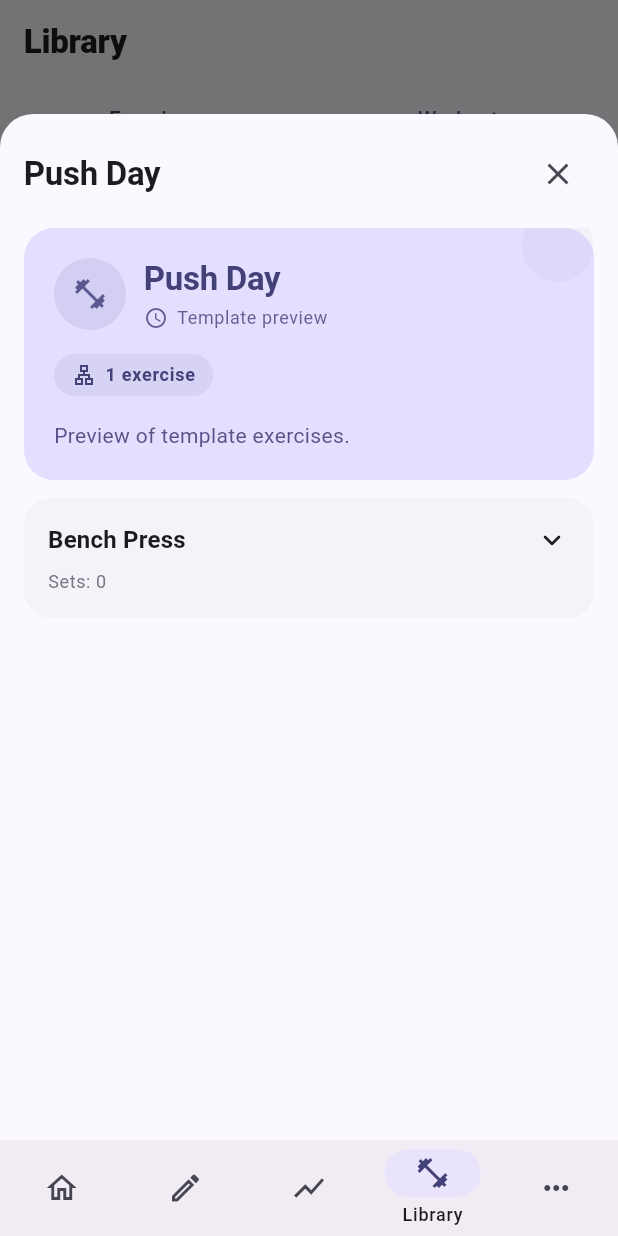
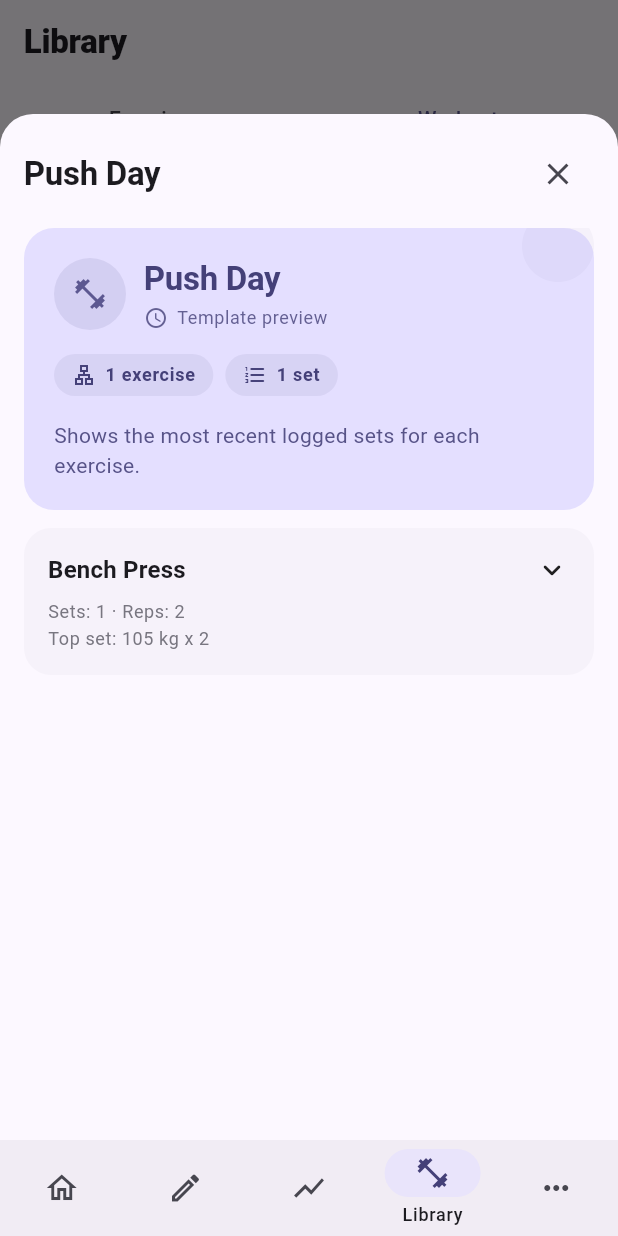
Before and after one commit to OriolHinojo/gym_tracker, a Flutter app: the LibraryScreen screen opened by its route, tab 2 chosen, after a tap on the "visibility" icon, on a phone screen of 412 x 824 dp. Run offline on Flutter 3.47's test engine with Material 3 defaults, Android fonts, the phone set to English and light mode, and no system bars; our stand-ins replace flutter_riverpod, go_router.

Commit message:
added past exercises in the stored workout preview

```diff
--- a/lib/screens/library/library_screen.dart
+++ b/lib/screens/library/library_screen.dart
@@ -419,17 +419,30 @@ class _WorkoutsTabState extends State<_WorkoutsTab> {
         for (final item in all)
           if (item['id'] != null) (item['id'] as num).toInt(): item,
       };
-      final exercises = exerciseIds.map((exId) {
+      final exercises = await Future.wait(exerciseIds.map((exId) async {
         final data = byId[exId];
         final exName = (data?['name'] ?? 'Exercise #$exId').toString();
-        return SessionExercise(name: exName, sets: const []);
-      }).toList();
+        final history = await LocalStore.instance.listLatestSetsForExerciseRaw(exId);
+        final sets = history
+            .map(
+              (row) => SessionSet(
+                ordinal: (row['ordinal'] as num?)?.toInt() ?? 0,
+                reps: (row['reps'] as num?)?.toInt() ?? 0,
+                weight: (row['weight'] as num?)?.toDouble() ?? 0,
+              ),
+            )
+            .toList();
+        return SessionExercise(name: exName, sets: sets);
+      }));
       final resolvedName = name.trim().isEmpty ? 'Workout Template' : name;
+      final templateNotes = exercises.isEmpty
+          ? 'Template contains no exercises yet.'
+          : 'Shows the most recent logged sets for each exercise.';
       return SessionDetail(
         id: 0,
         name: resolvedName,
         startedAt: null,
-        notes: exercises.isEmpty ? 'Template contains no exercises yet.' : 'Preview of template exercises.',
+        notes: templateNotes,
         exercises: exercises,
       );
     }();
```
